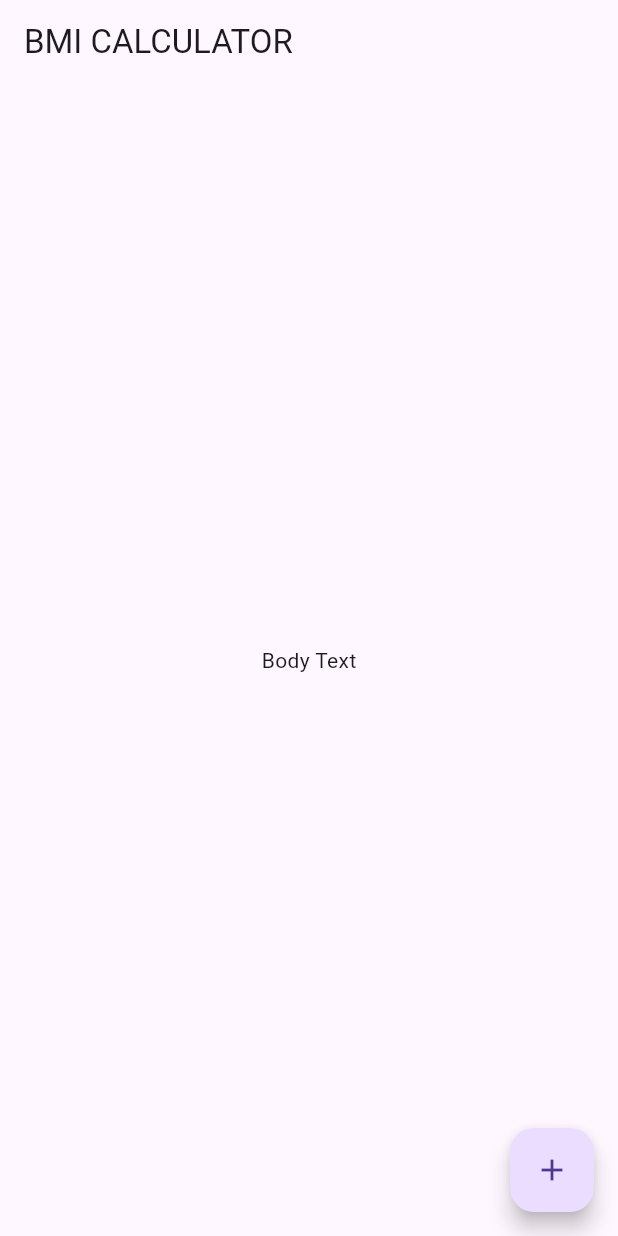
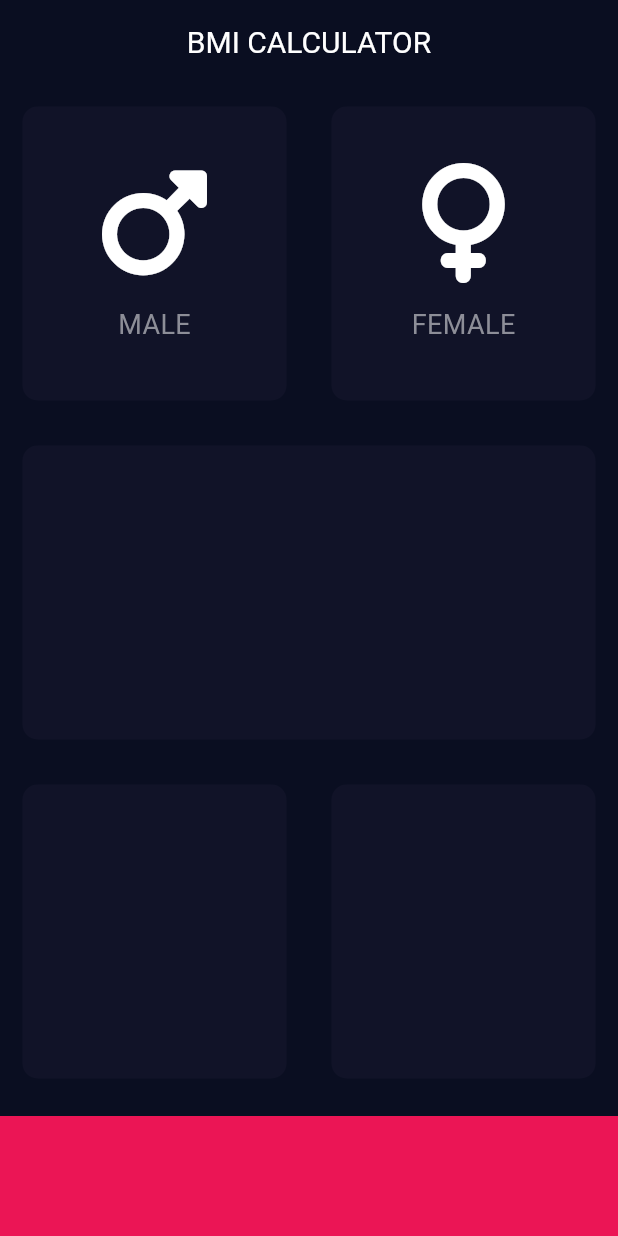
Before and after one commit to devnitht02/bmi_calculator, a Flutter app: the screen it shows after launch, on a phone screen of 412 x 824 dp. Run offline on Flutter 3.47's test engine with Material 3 defaults, Android fonts, the phone set to English and light mode, and no system bars; our stand-ins replace font_awesome_flutter.

Commit message:
code changes

```diff
--- /dev/null
+++ b/lib/card_details.dart
@@ -0,0 +1,33 @@
+import 'package:flutter/material.dart';
+
+class CardDetails extends StatelessWidget {
+  CardDetails({this.icon, this.label});
+
+  static const labelTextStyle = TextStyle(
+    fontSize: 18,
+    color: Color(0xFF8D8E98),
+  );
+
+  final IconData? icon;
+  final String? label;
+
+  @override
+  Widget build(BuildContext context) {
+    return Column(
+      mainAxisAlignment: MainAxisAlignment.center,
+      children: <Widget>[
+        Icon(
+          icon,
+          size: 80,
+        ),
+        SizedBox(
+          height: 15,
+        ),
+        Text(
+          label!,
+          style: labelTextStyle,
+        ),
+      ],
+    );
+  }
+}
--- /dev/null
+++ b/lib/input_page.dart
@@ -0,0 +1,127 @@
+import 'package:flutter/material.dart';
+import 'package:font_awesome_flutter/font_awesome_flutter.dart';
+import 'reusable_card.dart';
+import 'card_details.dart';
+
+const bottomContainerHeight = 80.0;
+const activeCardColor = Color(0xFF1D1E33);
+const inactiveCardColor = Color(0xFF111328);
+const bottomContainerColor = Color(0xFFEB1555);
+
+enum gender{
+  male,
+  female,
+}
+
+class InputPage extends StatefulWidget {
+  @override
+  _InputPageState createState() => _InputPageState();
+}
+
+class _InputPageState extends State<InputPage> {
+  Color maleCardColour = inactiveCardColor;
+  Color femaleCardColour = inactiveCardColor;
+
+
+  void updateColour(gender){
+    if(gender == gender.male){
+      if(maleCardColour == inactiveCardColor){
+        maleCardColour = activeCardColor;
+        femaleCardColour = inactiveCardColor;
+      }else{
+        maleCardColour = inactiveCardColor;
+      }
+    }
+    if(gender == gender.female){
+      if(femaleCardColour == inactiveCardColor){
+        femaleCardColour = activeCardColor;
+        maleCardColour = inactiveCardColor;
+      }else{
+        femaleCardColour = inactiveCardColor;
+      }
+    }
+  }
+
+  @override
+  Widget build(BuildContext context) {
+    return Scaffold(
+      appBar: AppBar(
+        backgroundColor: Color(0xFF0A0E21),
+        title: Center(child: Text('BMI CALCULATOR')),
+        titleTextStyle: TextStyle(
+          color: Colors.white,
+          fontSize: 20,
+        ),
+      ),
+      body: Column(
+        children: <Widget>[
+          Expanded(
+            child: Row(
+              children: <Widget>[
+                Expanded(
+                  child: GestureDetector(
+                    onTap: (){
+                      setState(() {
+                        updateColour(gender.male);
+                      });
+                    },
+                    child: ReusableCard(
+                      colour: maleCardColour,
+                      cardChild: CardDetails(
+                        icon: FontAwesomeIcons.mars,
+                        label: 'MALE',
+                      ),
+                    ),
+                  ),
+                ),
+                Expanded(
+                  child: GestureDetector(
+                    onTap: (){
+                      setState(() {
+                        updateColour(gender.female);
+                      });
+                    },
+                    child: ReusableCard(
+                      colour: femaleCardColour,
+                      cardChild: CardDetails(
+                        icon: FontAwesomeIcons.venus,
+                        label: 'FEMALE',
+                      ),
+                    ),
+                  ),
+                ),
+              ],
+            ),
+          ),
+          Expanded(
+            child: ReusableCard(
+              colour: inactiveCardColor,
+            ),
+          ),
+          Expanded(
+            child: Row(
+              children: <Widget>[
+                Expanded(
+                  child: ReusableCard(
+                    colour: inactiveCardColor,
+                  ),
+                ),
+                Expanded(
+                  child: ReusableCard(
+                    colour: inactiveCardColor,
+                  ),
+                ),
+              ],
+            ),
+          ),
+          Container(
+            color: bottomContainerColor,
+            margin: EdgeInsets.only(top: 10.0),
+            width: double.infinity,
+            height: bottomContainerHeight,
+          )
+        ],
+      ),
+    );
+  }
+}
--- a/lib/main.dart
+++ b/lib/main.dart
@@ -1,4 +1,5 @@
 import 'package:flutter/material.dart';
+import 'package:bmi_calculator/input_page.dart';
 
 void main() => runApp(BMICalculator());
 
@@ -6,29 +7,11 @@ class BMICalculator extends StatelessWidget {
   @override
   Widget build(BuildContext context) {
     return MaterialApp(
+      theme: ThemeData.dark().copyWith(
+        primaryColor: Color(0xFF0A0E21),
+        scaffoldBackgroundColor: Color(0xFF0A0E21),
+      ),
       home: InputPage(),
     );
   }
 }
-
-class InputPage extends StatefulWidget {
-  @override
-  _InputPageState createState() => _InputPageState();
-}
-
-class _InputPageState extends State<InputPage> {
-  @override
-  Widget build(BuildContext context) {
-    return Scaffold(
-      appBar: AppBar(
-        title: Text('BMI CALCULATOR'),
-      ),
-      body: Center(
-        child: Text('Body Text'),
-      ),
-      floatingActionButton: FloatingActionButton(
-        child: Icon(Icons.add),
-      ),
-    );
-  }
-}
--- /dev/null
+++ b/lib/reusable_card.dart
@@ -0,0 +1,20 @@
+import 'package:flutter/material.dart';
+
+class ReusableCard extends StatelessWidget {
+  ReusableCard({this.colour, this.cardChild});
+
+  final Color? colour;
+  final Widget? cardChild;
+
+  @override
+  Widget build(BuildContext context) {
+    return Container(
+      child: cardChild,
+      margin: EdgeInsets.all(15),
+      decoration: BoxDecoration(
+        color: colour ?? Colors.transparent,
+        borderRadius: BorderRadius.circular(10),
+      ),
+    );
+  }
+}
--- a/pubspec.yaml
+++ b/pubspec.yaml
@@ -12,6 +12,7 @@ dependencies:
   flutter:
     sdk: flutter
   cupertino_icons: ^1.0.6
+  font_awesome_flutter: ^10.7.0
 
 dev_dependencies:
   flutter_test:
```
Also changed, not shown: pubspec.lock, 1 other file.
